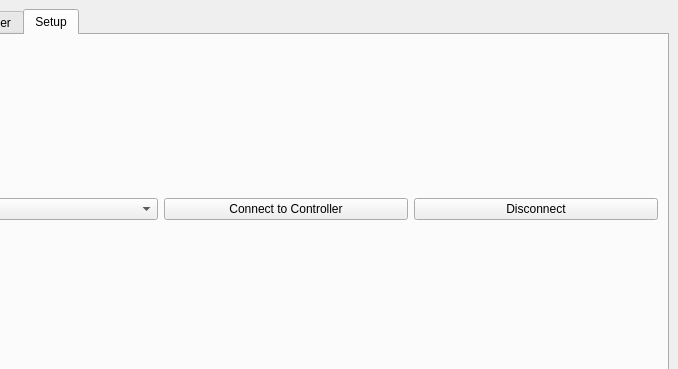
Old version of the form form.ui in the repository Bastian-Wagner/Syringe_Pump; both pictures show x 106 to 784 and y 0 to 369 of the 784 by 600 pixel window.
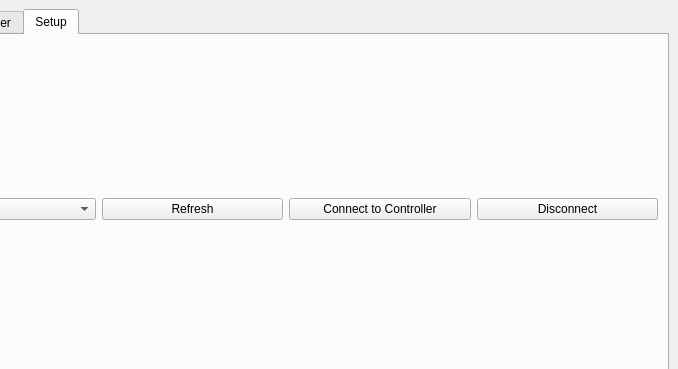
New version of the form. The open tabs and pages were chosen to show the change.

What changed in the file:
```diff
--- a/form.ui
+++ b/form.ui
@@ -338,6 +338,13 @@
           <item>
            <widget class="QComboBox" name="comboBox_ports"/>
           </item>
+          <item>
+           <widget class="QPushButton" name="pushButton_refresh">
+            <property name="text">
+             <string>Refresh</string>
+            </property>
+           </widget>
+          </item>
           <item>
            <widget class="QPushButton" name="pushButton_connect">
             <property name="text">
```
Left out of the diff: 2 changed lines with no effect on the pictures.
